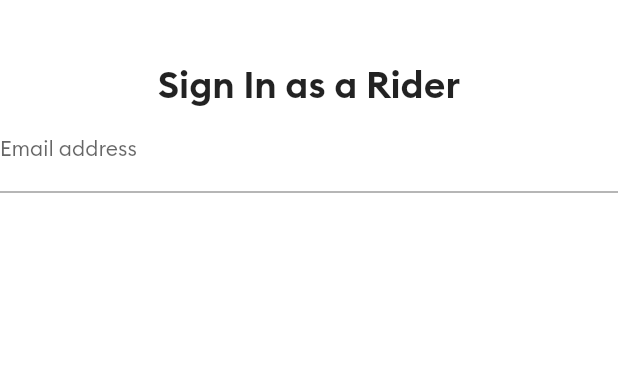
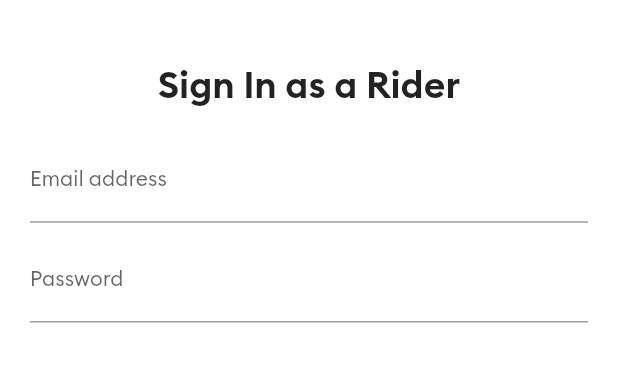
Before and after one commit to SalamiTech/cab_taxt1, a Flutter app: the LoginPage screen opened directly, on a phone screen of 412 x 824 dp, the part 255-637 px from its top. Run offline on Flutter 3.47's test engine with Material 2 defaults, Android fonts, the phone set to English and light mode, and no system bars; our stand-ins replace firebase_core; accounts and stored records are empty.

Commit message:
Login Page

```diff
--- a/lib/main.dart
+++ b/lib/main.dart
@@ -1,3 +1,4 @@
+import 'package:cab_taxt1/screen/loginpage.dart';
 import 'package:firebase_core/firebase_core.dart';
 import 'package:flutter/material.dart';
 import 'package:cab_taxt1/screen/mainpage.dart';
@@ -20,7 +21,7 @@ class MyApp extends StatelessWidget {
         fontFamily: 'Brand-Regular',
         primarySwatch: Colors.blue,
       ),
-      home: MainPage(),
+      home: LoginPage(),
     );
   }
 }
--- a/lib/screen/loginpage.dart
+++ b/lib/screen/loginpage.dart
@@ -2,6 +2,8 @@ import 'package:flutter/material.dart';
 
 class LoginPage extends StatelessWidget {
   const LoginPage({Key? key}) : super(key: key);
+
+  get onLongPress => null;
 
   @override
   Widget build(BuildContext context) {
@@ -26,6 +28,12 @@ class LoginPage extends StatelessWidget {
             textAlign: TextAlign.center,
             style: TextStyle(fontSize: 25, fontFamily: 'Brand-Bold'),
           ),
+
+          Padding(
+            padding: EdgeInsets.all(20.0),
+            child: Column(
+              children: <Widget>[
+
                 TextField(
                   keyboardType: TextInputType.emailAddress,
                   decoration: InputDecoration(
@@ -36,12 +44,36 @@ class LoginPage extends StatelessWidget {
                       hintStyle: TextStyle(
                         color: Colors.grey,
                         fontSize: 10.0,
-                )),
+                      )
+                  ),
                   style: TextStyle(fontSize: 14),
                 ),
-          SizedBox(
-            height: 10,
+
+                SizedBox(height: 10,),
+
+                TextField(
+                  obscureText: true,
+                  decoration: InputDecoration(
+                      labelText: 'Password',
+                      labelStyle: TextStyle(
+                        fontSize: 14.0,
                       ),
+                      hintStyle: TextStyle(
+                        color: Colors.grey,
+                        fontSize: 10.0,
+                      )
+                  ),
+                  style: TextStyle(fontSize: 14),
+                ),
+
+                SizedBox(height: 40,),
+
+              ],
+            ),
+          )
+
+
+
         ],
       ),
     );
```
Also changed, not shown: pubspec.lock. Lines whose indentation alone changed are shown as unchanged.
